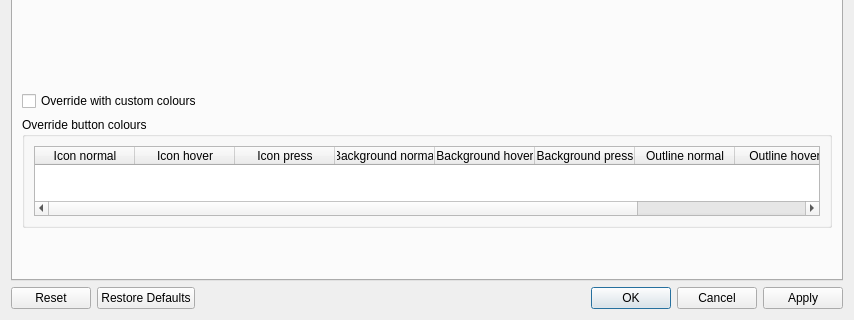
Above: kdecoration/config/ui/buttoncolors.ui from paulmcauley/klassy before the change; both pictures show x 0 to 854 and y 318 to 638 of the 854 by 638 pixel window. Below: the same form after it.
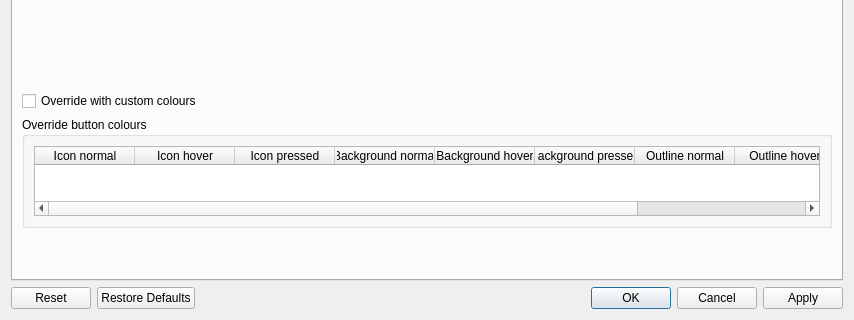
That is the form after the change. Icons and pictures are not drawn.

Patch:
```diff
--- a/kdecoration/config/ui/buttoncolors.ui
+++ b/kdecoration/config/ui/buttoncolors.ui
@@ -469,7 +469,7 @@
             </column>
             <column>
              <property name="text">
-              <string>Icon press</string>
+              <string>Icon pressed</string>
              </property>
             </column>
             <column>
@@ -484,7 +484,7 @@
             </column>
             <column>
              <property name="text">
-              <string>Background press</string>
+              <string>Background pressed</string>
              </property>
             </column>
             <column>
@@ -499,7 +499,7 @@
             </column>
             <column>
              <property name="text">
-              <string>Outline press</string>
+              <string>Outline pressed</string>
              </property>
             </column>
            </widget>
```
